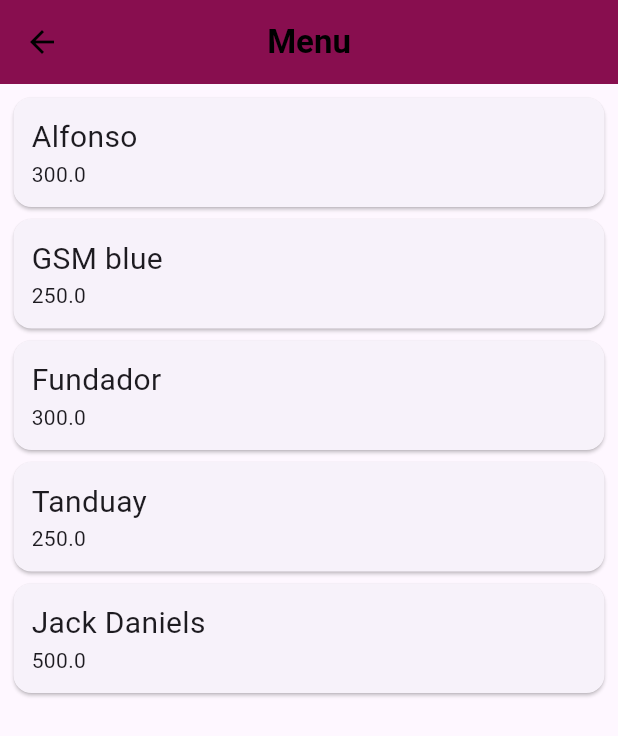
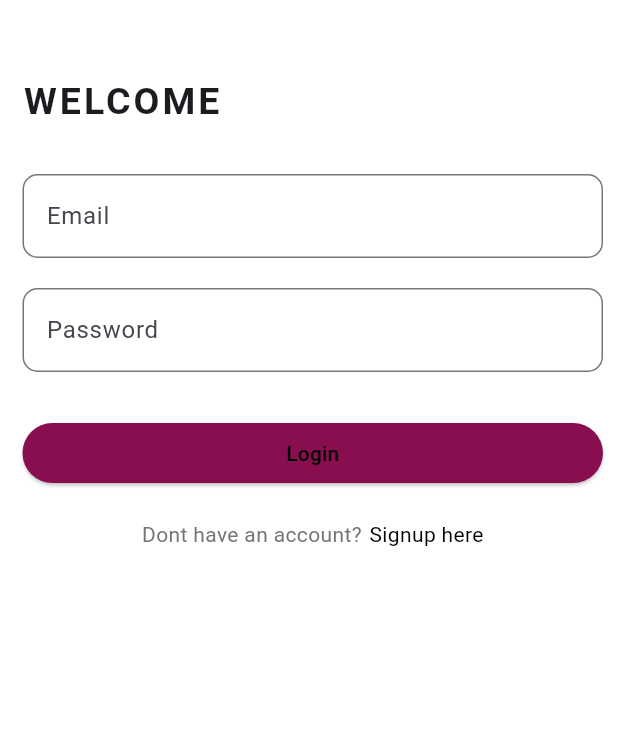
Before and after one commit to CalingasanMaluz2001/appshotfront, a Flutter app: the screen it shows after launch, on a phone screen of 412 x 824 dp. Shown: the top 736 px of the screen. Run offline on Flutter 3.47's test engine with Material 3 defaults, Android fonts, the phone set to English and light mode, and no system bars.

Commit message:
Login/Signup

```diff
--- a/lib/main.dart
+++ b/lib/main.dart
@@ -1,13 +1,17 @@
 import 'package:appshotfront/pages/dashboard.dart';
+import 'package:appshotfront/pages/login.dart';
 import 'package:appshotfront/pages/menu.dart';
+import 'package:appshotfront/pages/signup.dart';
 import 'package:flutter/material.dart';
 import 'package:appshotfront/home.dart';
 
 void main() => runApp(MaterialApp(
-  initialRoute: '/menu',
+  initialRoute: '/login',
   routes: {
     '/' : (context) => Dashboard(),
     '/menu' : (context) => Menu(),
     '/profile' : (context) => Home(),
+    '/signup' : (context) => Signup(),
+    '/login' : (context) => Login(),
   },
 ));
--- /dev/null
+++ b/lib/pages/login.dart
@@ -0,0 +1,128 @@
+import 'package:flutter/material.dart';
+
+class Login extends StatefulWidget {
+  const Login({super.key});
+
+  @override
+  State<Login> createState() => _LoginState();
+}
+
+class _LoginState extends State<Login> {
+  final formKey = GlobalKey<FormState>();
+  String email = '';
+  String password = '';
+
+  @override
+  Widget build(BuildContext context) {
+    return Scaffold(
+      backgroundColor: Colors.white70,
+      body: SafeArea(
+        child: Padding(
+          padding: EdgeInsets.fromLTRB(15.0, 50.0, 10.0, 0),
+          child: Column(
+            crossAxisAlignment: CrossAxisAlignment.start,
+            children: <Widget>[
+              Text(
+                'WELCOME',
+                style: TextStyle(
+                  fontWeight: FontWeight.w700,
+                  letterSpacing: 2.0,
+                  fontSize: 25.0,
+                ),
+              ),
+              SizedBox(height: 30.0,),
+              Form(
+                key: formKey,
+                child: Column(
+                  crossAxisAlignment: CrossAxisAlignment.stretch,
+                  children: <Widget>[
+                    TextFormField(
+                      keyboardType: TextInputType.emailAddress,
+                      decoration: InputDecoration(
+                          label: Text('Email'),
+                          border: OutlineInputBorder(
+                              borderRadius: BorderRadius.circular(10.0)
+                          )
+                      ),
+                      validator: (value){
+                        if(value == null || value.isEmpty){
+                          return 'Please provide an email';
+                        }
+                        return null;
+                      },
+                      onSaved: (value){
+                        email = value!;
+                      },
+                    ),
+                    SizedBox(height: 20.0,),
+                    TextFormField(
+                      obscureText: true,
+                      decoration: InputDecoration(
+                          label: Text('Password'),
+                          border: OutlineInputBorder(
+                              borderRadius: BorderRadius.circular(10.0)
+                          )
+                      ),
+                      validator: (value){
+                        if(value == null || value.isEmpty){
+                          return 'Please provide a password';
+                        }
+                        if(value.length < 8){
+                          return 'Password should be atleast 8 characters long';
+                        }
+                        if(value.length > 20){
+                          return 'Password must be 20 characters long only';
+                        }
+                        return null;
+                      },
+                      onSaved: (value){
+                        password = value!;
+                      },
+                    ),
+                    SizedBox(height: 30.0,),
+                    ElevatedButton(
+                      onPressed: (){
+                        if(formKey.currentState!.validate()){
+                          formKey.currentState!.save();
+                          print(email);
+                          print(password);
+                        }
+                      },
+                      child: Text('Login'),
+                      style: ElevatedButton.styleFrom(
+                        backgroundColor: Colors.pink[900],
+                        foregroundColor: Colors.black,
+                      ),
+                    ),
+                    SizedBox(height: 20.0,),
+                    Row(
+                      mainAxisAlignment: MainAxisAlignment.center,
+                      children: <Widget>[
+                        Text(
+                          'Dont have an account?',
+                          style: TextStyle(
+                            color: Colors.grey[600],
+                          ),
+                        ),
+                        SizedBox(width: 5.0,),
+                        InkWell(
+                          child: Text(
+                            'Signup here',
+                            style: TextStyle(
+                              color: Colors.black,
+                            ),
+                          ),
+                          onTap: ()=> Navigator.pushReplacementNamed(context, '/signup'),
+                        ),
+                      ],
+                    )
+                  ],
+                ),
+              ),
+            ],
+          ),
+        ),
+      ),
+    );
+  }
+}
```
Also changed, not shown: lib/pages/signup.dart (added, +214 -0 lines).
